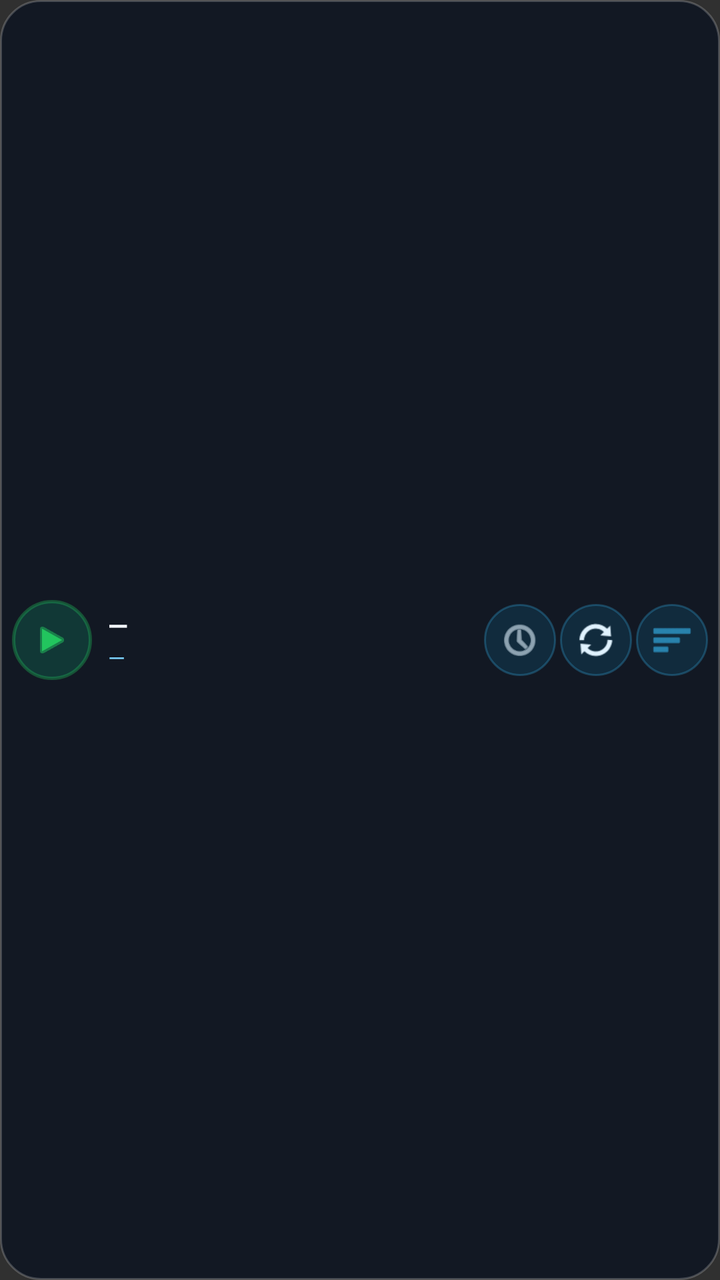
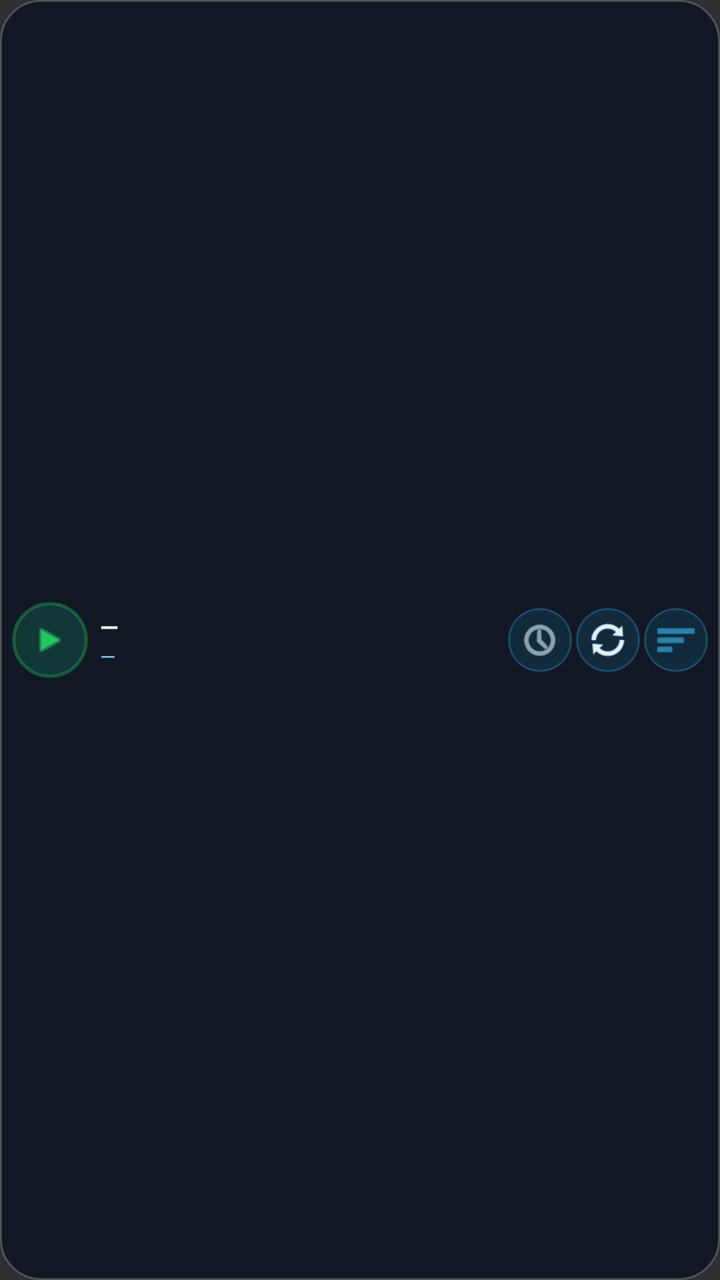

The first picture is an Android layout as it rendered before a commit; the second is the same layout after the commit. The layout source and the unified diff follow.
<!-- AndroidManifest.xml: application theme Theme.VpEgs -->
<!-- res/layout/widget_vpegs.xml -->
<?xml version="1.0" encoding="utf-8"?>
<FrameLayout xmlns:android="http://schemas.android.com/apk/res/android"
    android:id="@+id/widget_root"
    android:layout_width="match_parent"
    android:layout_height="match_parent"
    android:background="@drawable/widget_bg"
    android:padding="6dp">

    <LinearLayout
        android:layout_width="match_parent"
        android:layout_height="match_parent"
        android:orientation="horizontal"
        android:gravity="center_vertical">

        <FrameLayout
            android:id="@+id/btn_toggle"
            android:clickable="true"
            android:focusable="true"
            android:layout_width="40dp"
            android:layout_height="40dp"
            android:background="@drawable/widget_btn_circle">
            <ImageView
                android:id="@+id/icon_power"
                android:layout_width="20dp"
                android:layout_height="20dp"
                android:layout_gravity="center"
                android:src="@android:drawable/ic_media_play"
                android:tint="#22C55E" />
        </FrameLayout>

        <LinearLayout
            android:layout_width="0dp"
            android:layout_height="wrap_content"
            android:layout_weight="1"
            android:orientation="vertical"
            android:paddingStart="8dp"
            android:paddingEnd="4dp">
            <TextView
                android:id="@+id/txt_country"
                android:layout_width="match_parent"
                android:layout_height="wrap_content"
                android:text="—"
                android:textColor="#F1F5F9"
                android:textSize="13sp"
                android:textStyle="bold"
                android:maxLines="1"
                android:ellipsize="end" />
            <TextView
                android:id="@+id/txt_ping"
                android:layout_width="match_parent"
                android:layout_height="wrap_content"
                android:text="—"
                android:textColor="#7DD3FC"
                android:textSize="11sp"
                android:maxLines="1"
                android:ellipsize="end" />
        </LinearLayout>

        <ImageView
            android:id="@+id/btn_ping"
            android:clickable="true"
            android:focusable="true"
            android:layout_width="36dp"
            android:layout_height="36dp"
            android:padding="7dp"
            android:src="@android:drawable/ic_menu_recent_history"
            android:background="@drawable/widget_btn_small"
            android:tint="#E0F2FE" />
        <ImageView
            android:id="@+id/btn_refresh"
            android:clickable="true"
            android:focusable="true"
            android:layout_width="36dp"
            android:layout_height="36dp"
            android:layout_marginStart="2dp"
            android:padding="7dp"
            android:src="@android:drawable/ic_popup_sync"
            android:background="@drawable/widget_btn_small"
            android:tint="#E0F2FE" />
        <ImageView
            android:id="@+id/btn_best"
            android:clickable="true"
            android:focusable="true"
            android:layout_width="36dp"
            android:layout_height="36dp"
            android:layout_marginStart="2dp"
            android:padding="7dp"
            android:src="@android:drawable/ic_menu_sort_by_size"
            android:background="@drawable/widget_btn_small"
            android:tint="#38BDF8" />
    </LinearLayout>
</FrameLayout>
<!-- resources referenced by this layout -->
<resources>
  <!-- drawable widget_bg (drawable) -->
  <?xml version="1.0" encoding="utf-8"?>
  <shape xmlns:android="http://schemas.android.com/apk/res/android" android:shape="rectangle">
      <solid android:color="#CC0B1220" />
      <corners android:radius="20dp" />
      <stroke android:width="1dp" android:color="#33FFFFFF" />
  </shape>
  <!-- drawable widget_btn_circle (drawable) -->
  <?xml version="1.0" encoding="utf-8"?>
  <shape xmlns:android="http://schemas.android.com/apk/res/android"
      android:shape="oval">
      <solid android:color="#3310B981" />
      <stroke android:width="1.5dp" android:color="#5522C55E" />
  </shape>
  <!-- drawable widget_btn_small (drawable) -->
  <?xml version="1.0" encoding="utf-8"?>
  <shape xmlns:android="http://schemas.android.com/apk/res/android"
      android:shape="oval">
      <solid android:color="#220EA5E9" />
      <stroke android:width="1dp" android:color="#4438BDF8" />
  </shape>
  <style name="Theme.VpEgs" parent="android:Theme.Material.NoActionBar">
          <item name="android:statusBarColor">@android:color/transparent</item>
          <item name="android:navigationBarColor">@android:color/transparent</item>
          <item name="android:windowLightStatusBar">false</item>
      </style>
</resources>

<!-- the commit's change to res/layout/widget_vpegs.xml (unified diff, before → after) -->
@@ -1,92 +1,63 @@
 <?xml version="1.0" encoding="utf-8"?>
-<FrameLayout xmlns:android="http://schemas.android.com/apk/res/android"
+<LinearLayout xmlns:android="http://schemas.android.com/apk/res/android"
     android:id="@+id/widget_root"
     android:layout_width="match_parent"
     android:layout_height="match_parent"
-    android:background="@drawable/widget_bg"
-    android:padding="6dp">
+    android:orientation="horizontal"
+    android:gravity="center_vertical"
+    android:padding="6dp"
+    android:background="@drawable/widget_bg">
+
+    <FrameLayout
+        android:id="@+id/btn_toggle"
+        android:clickable="true"
+        android:focusable="true"
+        android:layout_width="38dp"
+        android:layout_height="38dp"
+        android:background="@drawable/widget_btn_circle">
+        <ImageView
+            android:id="@+id/icon_power"
+            android:layout_width="18dp"
+            android:layout_height="18dp"
+            android:layout_gravity="center"
+            android:src="@android:drawable/ic_media_play"
+            android:tint="#22C55E" />
+    </FrameLayout>
 
     <LinearLayout
-        android:layout_width="match_parent"
-        android:layout_height="match_parent"
-        android:orientation="horizontal"
-        android:gravity="center_vertical">
+        android:layout_width="0dp"
+        android:layout_height="wrap_content"
+        android:layout_weight="1"
+        android:orientation="vertical"
+        android:paddingStart="6dp"
+        android:paddingEnd="2dp">
+        <TextView
+            android:id="@+id/txt_country"
+            android:layout_width="match_parent"
+            android:layout_height="wrap_content"
+            android:text="—"
+            android:textColor="#F1F5F9"
+            android:textSize="12sp"
+            android:textStyle="bold"
+            android:maxLines="1"
+            android:ellipsize="end" />
+        <TextView
+            android:id="@+id/txt_ping"
+            android:layout_width="match_parent"
+            android:layout_height="wrap_content"
+            android:text="—"
+            android:textColor="#7DD3FC"
+            android:textSize="10sp"
+            android:maxLines="1" />
+    </LinearLayout>
 
-        <FrameLayout
-            android:id="@+id/btn_toggle"
-            android:clickable="true"
-            android:focusable="true"
-            android:layout_width="40dp"
-            android:layout_height="40dp"
-            android:background="@drawable/widget_btn_circle">
-            <ImageView
-                android:id="@+id/icon_power"
-                android:layout_width="20dp"
-                android:layout_height="20dp"
-                android:layout_gravity="center"
-                android:src="@android:drawable/ic_media_play"
-                android:tint="#22C55E" />
-        </FrameLayout>
-
-        <LinearLayout
-            android:layout_width="0dp"
-            android:layout_height="wrap_content"
-            android:layout_weight="1"
-            android:orientation="vertical"
-            android:paddingStart="8dp"
-            android:paddingEnd="4dp">
-            <TextView
-                android:id="@+id/txt_country"
-                android:layout_width="match_parent"
-                android:layout_height="wrap_content"
-                android:text="—"
-                android:textColor="#F1F5F9"
-                android:textSize="13sp"
-                android:textStyle="bold"
-                android:maxLines="1"
-                android:ellipsize="end" />
-            <TextView
-                android:id="@+id/txt_ping"
-                android:layout_width="match_parent"
-                android:layout_height="wrap_content"
-                android:text="—"
-                android:textColor="#7DD3FC"
-                android:textSize="11sp"
-                android:maxLines="1"
-                android:ellipsize="end" />
-        </LinearLayout>
-
-        <ImageView
-            android:id="@+id/btn_ping"
-            android:clickable="true"
-            android:focusable="true"
-            android:layout_width="36dp"
-            android:layout_height="36dp"
-            android:padding="7dp"
-            android:src="@android:drawable/ic_menu_recent_history"
-            android:background="@drawable/widget_btn_small"
-            android:tint="#E0F2FE" />
-        <ImageView
-            android:id="@+id/btn_refresh"
-            android:clickable="true"
-            android:focusable="true"
-            android:layout_width="36dp"
-            android:layout_height="36dp"
-            android:layout_marginStart="2dp"
-            android:padding="7dp"
-            android:src="@android:drawable/ic_popup_sync"
-            android:background="@drawable/widget_btn_small"
-            android:tint="#E0F2FE" />
-        <ImageView
-            android:id="@+id/btn_best"
-            android:clickable="true"
-            android:focusable="true"
-            android:layout_width="36dp"
-            android:layout_height="36dp"
-            android:layout_marginStart="2dp"
-            android:padding="7dp"
-            android:src="@android:drawable/ic_menu_sort_by_size"
-            android:background="@drawable/widget_btn_small"
-            android:tint="#38BDF8" />
-    </LinearLayout>
-</FrameLayout>
+    <ImageView android:id="@+id/btn_ping" android:layout_width="32dp" android:layout_height="32dp"
+        android:padding="5dp" android:clickable="true" android:focusable="true"
+        android:src="@android:drawable/ic_menu_recent_history" android:background="@drawable/widget_btn_small" android:tint="#E0F2FE" />
+    <ImageView android:id="@+id/btn_refresh" android:layout_width="32dp" android:layout_height="32dp"
+        android:layout_marginStart="2dp" android:padding="5dp" android:clickable="true" android:focusable="true"
+        android:src="@android:drawable/ic_popup_sync" android:background="@drawable/widget_btn_small" android:tint="#E0F2FE" />
+    <ImageView android:id="@+id/btn_best" android:layout_width="32dp" android:layout_height="32dp"
+        android:layout_marginStart="2dp" android:padding="5dp" android:clickable="true" android:focusable="true"
+        android:src="@android:drawable/ic_menu_sort_by_size" android:background="@drawable/widget_btn_small" android:tint="#38BDF8" />
+</LinearLayout>
